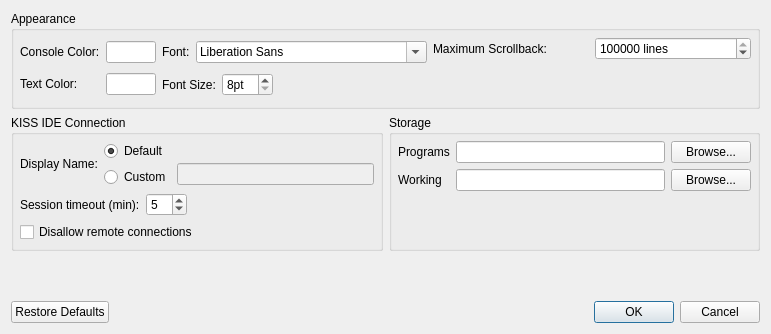
First picture: the form in ui/settings_dialog.ui, repository kipr/computer, before the edit.
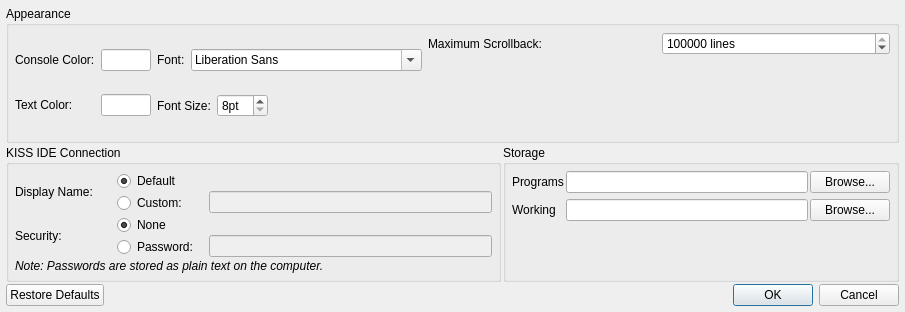
Second picture: the form after the edit. Custom widgets are drawn as their Qt base class.

Patch:
```diff
--- a/ui/settings_dialog.ui
+++ b/ui/settings_dialog.ui
@@ -6,14 +6,38 @@
    <rect>
     <x>0</x>
     <y>0</y>
-    <width>771</width>
-    <height>334</height>
+    <width>905</width>
+    <height>312</height>
    </rect>
   </property>
+  <property name="sizePolicy">
+   <sizepolicy hsizetype="Fixed" vsizetype="Fixed">
+    <horstretch>0</horstretch>
+    <verstretch>0</verstretch>
+   </sizepolicy>
+  </property>
+  <property name="minimumSize">
+   <size>
+    <width>905</width>
+    <height>312</height>
+   </size>
+  </property>
+  <property name="maximumSize">
+   <size>
+    <width>905</width>
+    <height>312</height>
+   </size>
+  </property>
   <property name="windowTitle">
    <string>Settings</string>
   </property>
   <layout class="QVBoxLayout" name="verticalLayout_5">
+   <property name="spacing">
+    <number>2</number>
+   </property>
+   <property name="margin">
+    <number>6</number>
+   </property>
    <item>
     <widget class="QGroupBox" name="appearanceGroup">
      <property name="title">
@@ -172,20 +196,32 @@
     </widget>
    </item>
    <item>
-    <layout class="QGridLayout" name="gridLayout" columnminimumwidth="0,0">
+    <layout class="QGridLayout" name="gridLayout" columnstretch="5,4" columnminimumwidth="0,0">
      <item row="0" column="0">
       <widget class="QGroupBox" name="connectionGroup">
        <property name="title">
         <string>KISS IDE Connection</string>
        </property>
-       <layout class="QVBoxLayout" name="verticalLayout_4">
+       <layout class="QVBoxLayout" name="verticalLayout_7">
+        <property name="spacing">
+         <number>2</number>
+        </property>
         <property name="margin">
          <number>6</number>
         </property>
         <item>
          <layout class="QHBoxLayout" name="horizontalLayout">
+          <property name="spacing">
+           <number>2</number>
+          </property>
           <item>
            <widget class="QLabel" name="displayNameLabel">
+            <property name="minimumSize">
+             <size>
+              <width>100</width>
+              <height>0</height>
+             </size>
+            </property>
             <property name="text">
              <string>Display Name:</string>
             </property>
@@ -195,19 +231,37 @@
            <layout class="QVBoxLayout" name="verticalLayout">
             <item>
              <widget class="QRadioButton" name="defaultDisplayNameButton">
+              <property name="minimumSize">
+               <size>
+                <width>90</width>
+                <height>0</height>
+               </size>
+              </property>
               <property name="text">
                <string>Default</string>
               </property>
               <property name="checked">
                <bool>true</bool>
               </property>
+              <attribute name="buttonGroup">
+               <string notr="true">buttonGroup_2</string>
+              </attribute>
              </widget>
             </item>
             <item>
              <widget class="QRadioButton" name="customDisplayNameButton">
+              <property name="minimumSize">
+               <size>
+                <width>90</width>
+                <height>0</height>
+               </size>
+              </property>
               <property name="text">
-               <string>Custom</string>
+               <string>Custom:</string>
               </property>
+              <attribute name="buttonGroup">
+               <string notr="true">buttonGroup_2</string>
+              </attribute>
              </widget>
             </item>
            </layout>
@@ -243,51 +297,99 @@
         </item>
         <item>
          <layout class="QHBoxLayout" name="horizontalLayout_5">
+          <property name="spacing">
+           <number>2</number>
+          </property>
           <item>
-           <widget class="QLabel" name="timeoutLabel">
-            <property name="text">
-             <string>Session timeout (min):</string>
-            </property>
-           </widget>
-          </item>
-          <item>
-           <widget class="QSpinBox" name="timeoutBox">
-            <property name="toolTip">
-             <string>&lt;qt/&gt;The session timeout controls how long the device waits before requiring reauthorization. This timeout is reset every time the device receives a command.</string>
-            </property>
-            <property name="suffix">
-             <string/>
-            </property>
-            <property name="minimum">
-             <number>1</number>
-            </property>
-            <property name="maximum">
-             <number>60</number>
-            </property>
-            <property name="value">
-             <number>5</number>
-            </property>
-           </widget>
-          </item>
-          <item>
-           <spacer name="horizontalSpacer_3">
-            <property name="orientation">
-             <enum>Qt::Horizontal</enum>
-            </property>
-            <property name="sizeHint" stdset="0">
+           <widget class="QLabel" name="displayNameLabel_2">
+            <property name="minimumSize">
              <size>
-              <width>40</width>
-              <height>20</height>
+              <width>100</width>
+              <height>0</height>
              </size>
             </property>
-           </spacer>
+            <property name="text">
+             <string>Security:</string>
+            </property>
+           </widget>
+          </item>
+          <item>
+           <layout class="QVBoxLayout" name="verticalLayout_4">
+            <item>
+             <widget class="QRadioButton" name="noneCheck">
+              <property name="minimumSize">
+               <size>
+                <width>90</width>
+                <height>0</height>
+               </size>
+              </property>
+              <property name="text">
+               <string>None</string>
+              </property>
+              <property name="checked">
+               <bool>true</bool>
+              </property>
+              <attribute name="buttonGroup">
+               <string notr="true">buttonGroup</string>
+              </attribute>
+             </widget>
+            </item>
+            <item>
+             <widget class="QRadioButton" name="passwordCheck">
+              <property name="minimumSize">
+               <size>
+                <width>90</width>
+                <height>0</height>
+               </size>
+              </property>
+              <property name="text">
+               <string>Password:</string>
+              </property>
+              <attribute name="buttonGroup">
+               <string notr="true">buttonGroup</string>
+              </attribute>
+             </widget>
+            </item>
+           </layout>
+          </item>
+          <item>
+           <layout class="QVBoxLayout" name="verticalLayout_6">
+            <item>
+             <spacer name="verticalSpacer_5">
+              <property name="orientation">
+               <enum>Qt::Vertical</enum>
+              </property>
+              <property name="sizeType">
+               <enum>QSizePolicy::Fixed</enum>
+              </property>
+              <property name="sizeHint" stdset="0">
+               <size>
+                <width>20</width>
+                <height>20</height>
+               </size>
+              </property>
+             </spacer>
+            </item>
+            <item>
+             <widget class="QLineEdit" name="password">
+              <property name="enabled">
+               <bool>false</bool>
+              </property>
+             </widget>
+            </item>
+           </layout>
           </item>
          </layout>
         </item>
         <item>
-         <widget class="QCheckBox" name="disallowRemoteBox">
+         <widget class="QLabel" name="label_4">
+          <property name="font">
+           <font>
+            <italic>true</italic>
+           </font>
+          </property>
           <property name="text">
-           <string>Disallow remote connections</string>
+           <string>Note: Passwords are stored as plain text on the computer.</string>
           </property>
          </widget>
         </item>
@@ -300,6 +402,9 @@
         <string>Storage</string>
        </property>
        <layout class="QGridLayout" name="gridLayout_2">
+        <property name="horizontalSpacing">
+         <number>2</number>
+        </property>
         <property name="margin">
          <number>6</number>
         </property>
@@ -366,19 +471,6 @@
      </item>
     </layout>
    </item>
-   <item>
-    <spacer name="verticalSpacer">
-     <property name="orientation">
-      <enum>Qt::Vertical</enum>
-     </property>
-     <property name="sizeHint" stdset="0">
-      <size>
-       <width>20</width>
-       <height>40</height>
-      </size>
-     </property>
-    </spacer>
-   </item>
    <item>
     <layout class="QHBoxLayout" name="horizontalLayout_6">
      <item>
@@ -389,7 +481,7 @@
       </widget>
      </item>
      <item>
-      <widget class="QDialogButtonBox" name="buttonBox">
+      <widget class="QDialogButtonBox" name="buttons">
        <property name="orientation">
         <enum>Qt::Horizontal</enum>
        </property>
```
Left out of the diff: 8 changed lines with no effect on the pictures.
